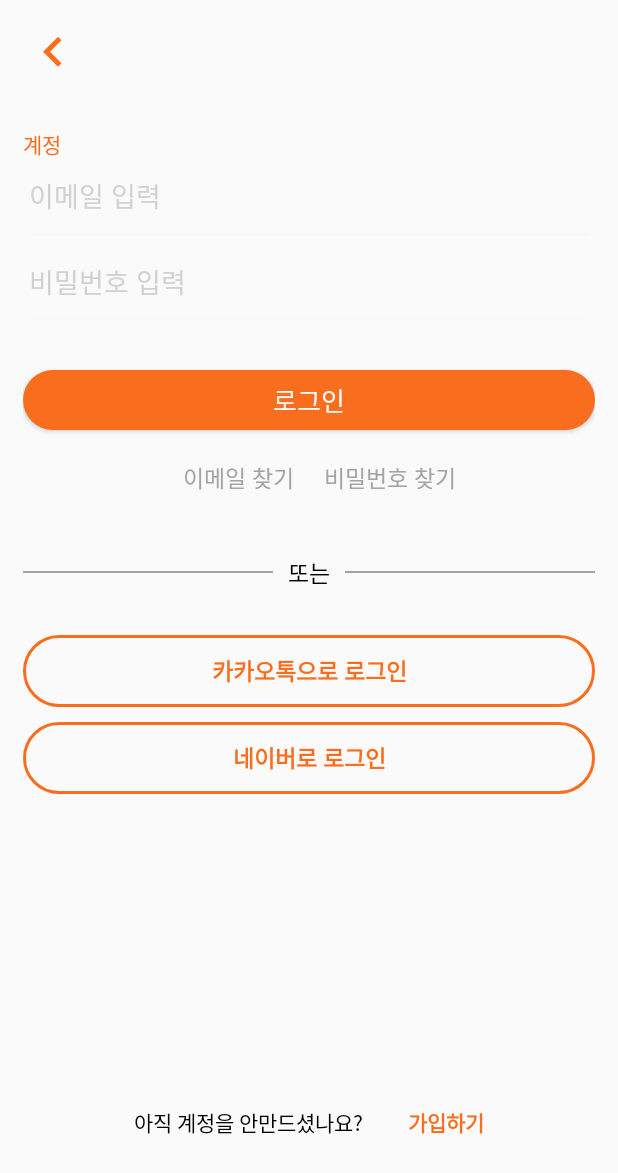
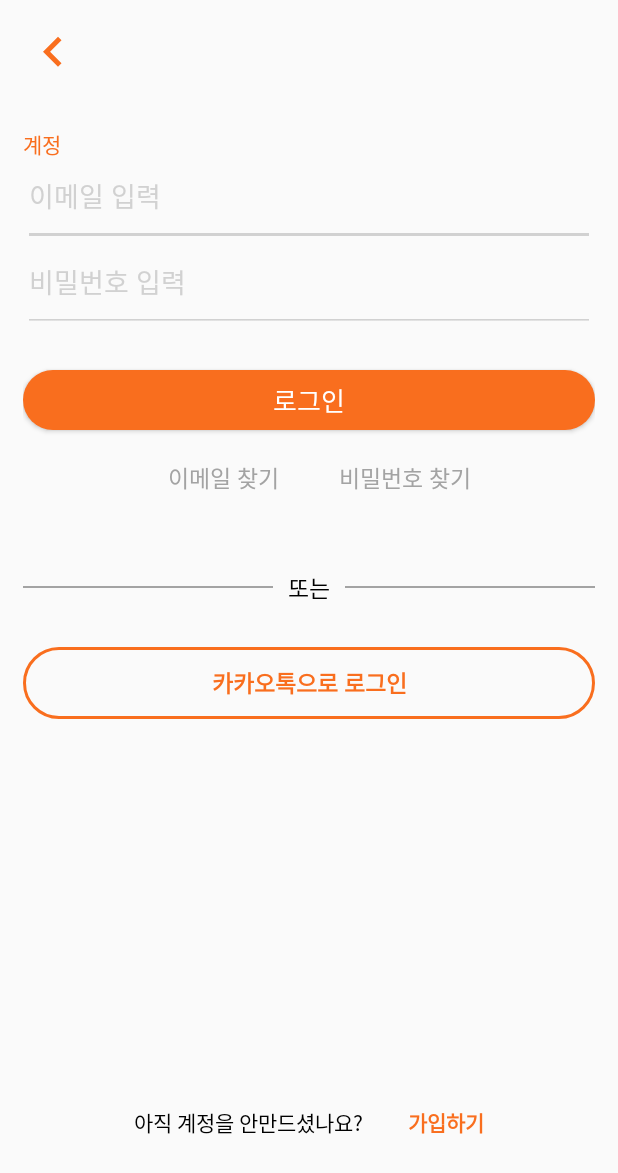
Before and after one commit to twkim8548/ulpomta_mock_android_neullee, an Android app: the screen it shows after launch (PalloSignInActivity), after a tap on "로그인", on a phone screen of 412 x 824 dp. Shown: the top 1173 px of the screen. Run offline under Robolectric (Android 15) with nearby library versions, the phone set to English and light mode, and no system bars.

Commit message:
neaulee - 0702 - PalloSignIn [commit]

```diff
--- a/Passion/app/src/main/AndroidManifest.xml
+++ b/Passion/app/src/main/AndroidManifest.xml
@@ -20,7 +20,7 @@
         <activity android:name=".src.SignIn.PalloMembershipMain.PalloMembersipMain"/>
         <activity android:name=".src.SignIn.PalloMembershipEmail.PalloMembershipEmailActivity" />
         <activity android:name=".src.SignIn.PalloFindPW.PalloFindPwActivity" />
-        <activity android:name=".src.Access.FragmentThree.statistics.AddGoalActivity" />
+        <activity android:name=".src.Access.FragmentHome.statistics.AddGoalActivity" />
         <activity android:name=".src.Access.FragmentMain.FragmentMainActivity" />
         <activity android:name=".src.SignIn.PalloSingIn.PalloSignInActivity" />
         <activity android:name=".src.SignIn.PalloMain.PalloMainActivity">
--- a/Passion/app/src/main/java/com/example/passion/src/Access/FragmentThree/FragThreeService.java
+++ b/Passion/app/src/main/java/com/example/passion/src/Access/FragmentHome/FragThreeService.java
@@ -1,6 +1,6 @@
-package com.example.passion.src.Access.FragmentThree;
+package com.example.passion.src.Access.FragmentHome;
 
-import com.example.passion.src.Access.FragmentThree.interfaces.FragThreeActivityView;
+import com.example.passion.src.Access.FragmentHome.interfaces.FragThreeActivityView;
 
 public class FragThreeService {
     private final FragThreeActivityView mFragThreeActivityView;
--- a/Passion/app/src/main/java/com/example/passion/src/Access/FragmentThree/interfaces/FragThreeActivityView.java
+++ b/Passion/app/src/main/java/com/example/passion/src/Access/FragmentHome/interfaces/FragThreeActivityView.java
@@ -1,4 +1,4 @@
-package com.example.passion.src.Access.FragmentThree.interfaces;
+package com.example.passion.src.Access.FragmentHome.interfaces;
 
 public interface FragThreeActivityView {
 
--- a/Passion/app/src/main/java/com/example/passion/src/Access/FragmentThree/interfaces/FragThreeRetrofitInterface.java
+++ b/Passion/app/src/main/java/com/example/passion/src/Access/FragmentHome/interfaces/FragThreeRetrofitInterface.java
@@ -1,6 +1,6 @@
-package com.example.passion.src.Access.FragmentThree.interfaces;
+package com.example.passion.src.Access.FragmentHome.interfaces;
 
-import com.example.passion.src.Access.FragmentThree.models.DefaultResponse;
+import com.example.passion.src.Access.FragmentHome.models.DefaultResponse;
 
 import okhttp3.RequestBody;
 import retrofit2.Call;
--- a/Passion/app/src/main/java/com/example/passion/src/Access/FragmentThree/models/DefaultResponse.java
+++ b/Passion/app/src/main/java/com/example/passion/src/Access/FragmentHome/models/DefaultResponse.java
@@ -1,4 +1,4 @@
-package com.example.passion.src.Access.FragmentThree.models;
+package com.example.passion.src.Access.FragmentHome.models;
 
 import com.google.gson.annotations.SerializedName;
 
--- a/Passion/app/src/main/java/com/example/passion/src/Access/FragmentThree/statistics/AddGoalActivity.java
+++ b/Passion/app/src/main/java/com/example/passion/src/Access/FragmentHome/statistics/AddGoalActivity.java
@@ -1,4 +1,4 @@
-package com.example.passion.src.Access.FragmentThree.statistics;
+package com.example.passion.src.Access.FragmentHome.statistics;
 
 import android.os.Bundle;
 import android.view.View;
@@ -38,7 +38,7 @@
 //            @Override
 //            public void onClick(View v) {
 //                mName = mContents.getText().toString();
-//                Intent intent = new Intent(AddGoalActivity.this, FragThreeActivity.class);
+//                Intent intent = new Intent(AddGoalActivity.this, FragHomeActivity.class);
 //                intent.putExtra("AddSubject",mName);
 //                startActivity(intent);
 //                finish();
@@ -56,7 +56,7 @@
                 Toast.makeText(this, "개발중입니다.", Toast.LENGTH_SHORT).show();
 //                  Fragment는 해당 onClick이 안됨
 //                mName = mContents.getText().toString();
-//                Intent intent = new Intent(AddGoalActivity.this, FragThreeActivity.class);
+//                Intent intent = new Intent(AddGoalActivity.this, FragHomeActivity.class);
 //                intent.putExtra("AddSubject",mName);
 //                startActivity(intent);
                 finish();
--- a/Passion/app/src/main/java/com/example/passion/src/Access/FragmentThree/statistics/MainAdapter.java
+++ b/Passion/app/src/main/java/com/example/passion/src/Access/FragmentHome/statistics/MainAdapter.java
@@ -1,4 +1,4 @@
-package com.example.passion.src.Access.FragmentThree.statistics;
+package com.example.passion.src.Access.FragmentHome.statistics;
 
 import android.view.LayoutInflater;
 import android.view.View;
--- a/Passion/app/src/main/java/com/example/passion/src/Access/FragmentThree/statistics/MainData.java
+++ b/Passion/app/src/main/java/com/example/passion/src/Access/FragmentHome/statistics/MainData.java
@@ -1,4 +1,4 @@
-package com.example.passion.src.Access.FragmentThree.statistics;
+package com.example.passion.src.Access.FragmentHome.statistics;
 
 public class MainData {
     private int ivPlay;
--- a/Passion/app/src/main/java/com/example/passion/src/Access/FragmentThree/statistics/OptionDialog.java
+++ b/Passion/app/src/main/java/com/example/passion/src/Access/FragmentHome/statistics/OptionDialog.java
@@ -1,4 +1,4 @@
-package com.example.passion.src.Access.FragmentThree.statistics;
+package com.example.passion.src.Access.FragmentHome.statistics;
 
 import android.app.Dialog;
 import android.content.Context;
--- a/Passion/app/src/main/java/com/example/passion/src/Access/FragmentThree/statistics/OptionDialogInDialog.java
+++ b/Passion/app/src/main/java/com/example/passion/src/Access/FragmentHome/statistics/OptionDialogInDialog.java
@@ -1,4 +1,4 @@
-package com.example.passion.src.Access.FragmentThree.statistics;
+package com.example.passion.src.Access.FragmentHome.statistics;
 
 import android.app.Dialog;
 import android.content.Context;
--- a/Passion/app/src/main/java/com/example/passion/src/SignIn/PalloMain/PalloMainActivity.java
+++ b/Passion/app/src/main/java/com/example/passion/src/SignIn/PalloMain/PalloMainActivity.java
@@ -5,6 +5,7 @@
 import android.view.View;
 import android.widget.Button;
 
+import androidx.appcompat.app.AlertDialog;
 import androidx.appcompat.app.AppCompatActivity;
 
 import com.example.passion.R;
--- a/Passion/app/src/main/java/com/example/passion/src/SignIn/PalloSingIn/PalloSignInActivity.java
+++ b/Passion/app/src/main/java/com/example/passion/src/SignIn/PalloSingIn/PalloSignInActivity.java
@@ -5,7 +5,9 @@
 import android.content.Intent;
 import android.os.Bundle;
 import android.view.View;
+import android.widget.Button;
 import android.widget.EditText;
+import android.widget.ImageView;
 import android.widget.TextView;
 import android.widget.Toast;
 
@@ -13,54 +15,63 @@
 import androidx.core.app.ActivityCompat;
 
 import com.example.passion.R;
+import com.example.passion.src.Access.FragmentMain.FragmentMainActivity;
 import com.example.passion.src.BaseActivity;
-import com.example.passion.src.Access.FragmentMain.FragmentMainActivity;
 import com.example.passion.src.SignIn.PalloFindPW.PalloFindPwActivity;
 import com.example.passion.src.SignIn.PalloMembershipEmail.PalloMembershipEmailActivity;
 import com.example.passion.src.SignIn.PalloSingIn.interfaces.PalloSignInActivityView;
 
 public class PalloSignInActivity extends BaseActivity implements PalloSignInActivityView, View.OnClickListener {
 
-    private EditText mEtEmail, mEtPW;
-    private String mStrEmail, mStrPW;
-    private PalloSignInService palloSignInService;//전역변수 m 붙이는 것 => 통일성
-    private TextView mFindPW, mFindEmail, mMembership; //전역변수가 아닌데 왜 전역변수를 했나? <수정필요
+    private EditText mEtEmail, mEtPW;//입력 : 이메일 / 비밀번호
+    private String mStrEmail, mStrPW;//저장 : 이메일 / 비밀번호
+    private PalloSignInService palloSignInService;//전역변수 : 서비스
 
+    private String mTitle = "이메일 찾기",
+            mHintContens = "닉네임을 입력하세요",
+            mCancel = "취소",
+            mCheck = "확인";
 
     @Override
     protected void onCreate(Bundle savedInstanceState) {
         super.onCreate(savedInstanceState);
-        setContentView(R.layout.activity_pallo_signi_in);
+        setContentView(R.layout.activity_pallo_sign_in);
         mEtEmail = findViewById(R.id.et_palloSign_enterEmail);
         mEtPW = findViewById(R.id.et_palloSign_enterPW);
-        mFindPW = findViewById(R.id.tv_palloSing_findPW);
-        mFindPW.setOnClickListener(this);
-        mFindEmail = findViewById(R.id.tv_palloSing_findEmail);
-        mFindEmail.setOnClickListener(this);
-        mMembership = findViewById(R.id.tv_palloSign_ToLogin);
-        mMembership.setOnClickListener(this);
-
-        palloSignInService = new PalloSignInService(this);
+        TextView mFindPW = findViewById(R.id.tv_palloSing_findPW);//비밀번호 찾기
+        mFindPW.setOnClickListener(this);//비밀번호 찾기
+        TextView mFindEmail = findViewById(R.id.tv_palloSing_findEmail);//이메일 찾기
+        mFindEmail.setOnClickListener(this);//이메일 찾기
+        TextView mMembership = findViewById(R.id.tv_palloSign_ToLogin);//가입하기
+        mMembership.setOnClickListener(this);//가입하기
+        ImageView btnBack = findViewById(R.id.iv_palloSign_keyboard_left);//< 버튼
+        btnBack.setOnClickListener(this);//< 버튼
+        Button btnLogin = findViewById(R.id.btn_palloSing_Login);//로그인 버튼
+        btnLogin.setOnClickListener(this);//로그인 버튼
+        palloSignInService = new PalloSignInService(this);//서비스 객체화
     }
 
+    //<설명> 네트워크 작업
     private void tryPostSignIn() {
         showProgressDialog();
         palloSignInService.postSingIn(mStrEmail, mStrPW);
     }
 
+    //<설명> 실패하면>
     @Override
     public void validateFailure(@Nullable String message) {
         hideProgressDialog();
         showCustomToast(message == null || message.isEmpty() ? getString(R.string.network_error) : message);
     }
 
+    //<설명> 성공화면
     @Override
     public void signInSuccess(boolean isSucess, String message) {//오타수정
         hideProgressDialog();
-        if (isSucess == true) {//isSuccess 자체가 boolean형태 <수정하기>
+        if (isSucess) {//<수정완료> isSucess = ture -> isSuccess 자체가 boolean형태
             Intent intent = new Intent(PalloSignInActivity.this, FragmentMainActivity.class);
             startActivity(intent);
-            overridePendingTransition(R.anim.fadein,R.anim.fadeout);
+            overridePendingTransition(R.anim.fadein, R.anim.fadeout);
             ActivityCompat.finishAffinity(PalloSignInActivity.this);
         } else {
             AlertDialog.Builder builder = new AlertDialog.Builder(this);
@@ -75,37 +86,59 @@
         }
     }
 
-    //클릭 기능을 나눌필요가 없어 보인다.
-    //SWITCH는 여러가지 기능을 넣지만 하나만 있다
-    public void customOnClick(View view) {
-        switch (view.getId()) {
+    //<설명> 클릭모음
+    @Override
+    public void onClick(View v) {
+        switch (v.getId()) {
+            //<기능> 로그인 버튼s
             case R.id.btn_palloSing_Login:
                 mStrEmail = mEtEmail.getText().toString();
                 mStrPW = mEtPW.getText().toString();
                 tryPostSignIn();
+                break;
+            //<기능> 비밀번호 찾기
+            case R.id.tv_palloSing_findPW:
+                Intent intent = new Intent(this, PalloFindPwActivity.class);
+                startActivity(intent);
+                overridePendingTransition(R.anim.fadein, R.anim.fadeout);
+                break;
+            //<기능> 이메일 찾기
+            //[미구현]
+            case R.id.tv_palloSing_findEmail:
+                AlertDialog.Builder builder = new AlertDialog.Builder(v.getContext());
+                builder.setTitle(mTitle).setMessage(mHintContens);
+                builder.setPositiveButton(mCheck, new DialogInterface.OnClickListener() {
+                    @Override
+                    public void onClick(DialogInterface dialog, int which) {
+                        Toast.makeText(PalloSignInActivity.this, "네트워크 통신을 해야합니다.", Toast.LENGTH_SHORT).show();
+                    }
+                });
+                builder.setNegativeButton(mCancel, new DialogInterface.OnClickListener() {
+                    @Override
+                    public void onClick(DialogInterface dialog, int which) {
+                        dialog.cancel();
+                    }
+                });
+                break;
+            //<기능> 가입하기
+            case R.id.tv_palloSign_ToLogin://스네이크 케이스 : 모두 소문자로 사용해야함
+                Intent intent1 = new Intent(this, PalloMembershipEmailActivity.class);
+                overridePendingTransition(R.anim.fadein, R.anim.fadeout);
+                startActivity(intent1);
+                //<기능> <- 버튼
+            case R.id.iv_palloSign_keyboard_left:
+                finish();
+                overridePendingTransition(R.anim.fadein, R.anim.fadeout);
                 break;
             default:
                 break;
         }
     }
 
+    //<기능> 핸드폰 < 클릭
     @Override
-    public void onClick(View v) {
-        switch (v.getId()) {
-            case R.id.tv_palloSing_findPW:
-                Intent intent = new Intent(this, PalloFindPwActivity.class);
-                overridePendingTransition(R.anim.fadein,R.anim.fadeout);
-                startActivity(intent);
-                break;
-            case R.id.tv_palloSing_findEmail:
-                Toast.makeText(this, "개발중", Toast.LENGTH_SHORT).show();
-                break;
-            case R.id.tv_palloSign_ToLogin://스네이크 케이스 : 모두 소문자로 사용해야함
-                Intent intent1 = new Intent(this, PalloMembershipEmailActivity.class);
-                overridePendingTransition(R.anim.fadein,R.anim.fadeout);
-                startActivity(intent1);
-            default:
-                break;
-        }
+    public void onBackPressed() {
+        super.onBackPressed();
+        overridePendingTransition(R.anim.fadein, R.anim.fadeout);//애니메이션
     }
 }
--- a/Passion/app/src/main/res/layout/activity_add_goal.xml
+++ b/Passion/app/src/main/res/layout/activity_add_goal.xml
@@ -5,7 +5,7 @@
     android:layout_width="match_parent"
     android:layout_height="match_parent"
     android:orientation="vertical"
-    tools:context=".src.Access.FragmentThree.statistics.AddGoalActivity">
+    tools:context=".src.Access.FragmentHome.statistics.AddGoalActivity">
 
     <LinearLayout
         android:layout_width="match_parent"
--- a/Passion/app/src/main/res/layout/activity_pallo_signi_in.xml
+++ b/Passion/app/src/main/res/layout/activity_pallo_sign_in.xml
@@ -36,7 +36,7 @@
             android:id="@+id/et_palloSign_enterEmail"
             android:layout_width="match_parent"
             android:layout_height="wrap_content"
-            android:backgroundTint="@color/coloLightGray"
+            android:backgroundTint="@color/coloMoreLightGray"
             android:hint="@string/enterEmail"
             android:lines="1"
             android:maxLines="1"
@@ -49,7 +49,7 @@
             android:id="@+id/et_palloSign_enterPW"
             android:layout_width="match_parent"
             android:layout_height="wrap_content"
-            android:backgroundTint="@color/coloLightGray"
+            android:backgroundTint="@color/coloMoreLightGray"
             android:hint="@string/enterPW"
             android:inputType="textPassword"
             android:lines="1"
@@ -66,7 +66,6 @@
         android:layout_height="40dp"
         android:layout_marginTop="25dp"
         android:background="@drawable/button_shape_orange"
-        android:onClick="customOnClick"
         android:text="@string/login"
         android:textColor="@color/colorWhite"
         android:textSize="17dp"
@@ -79,7 +78,7 @@
         android:id="@+id/layout_palloSign_Login"
         android:layout_width="match_parent"
         android:layout_height="wrap_content"
-        android:layout_marginTop="20dp"
+        android:layout_marginTop="10dp"
         android:gravity="center"
         android:orientation="horizontal"
         app:layout_constraintLeft_toLeftOf="parent"
@@ -93,6 +92,7 @@
             android:layout_marginHorizontal="10dp"
             android:layout_weight="1"
             android:gravity="right"
+            android:padding="10dp"
             android:text="@string/findEmail"
             android:textColor="@color/colorDarkGray"
             android:textSize="15dp" />
@@ -104,6 +104,7 @@
             android:layout_marginHorizontal="10dp"
             android:layout_weight="1"
             android:gravity="left"
+            android:padding="10dp"
             android:text="@string/findPW"
             android:textColor="@color/colorDarkGray"
             android:textSize="15dp" />
@@ -141,17 +142,25 @@
             android:background="@color/colorDarkGray" />
     </LinearLayout>
 
+
+    <LinearLayout
+        android:layout_width="match_parent"
+        android:layout_height="wrap_content"
+        android:orientation="horizontal"
+        app:layout_constraintTop_toBottomOf="@id/layout_palloSign_or">
+
         <Button
             android:id="@+id/btn_palloSing_Login_kakao"
             android:layout_width="match_parent"
             android:layout_height="wrap_content"
-        android:layout_marginTop="30dp"
+            android:layout_marginTop="28dp"
             android:background="@drawable/button_stroke"
             android:text="@string/kakaoLogin"
             android:textColor="@color/colorOrange"
             android:textSize="15dp"
             android:textStyle="bold"
-        app:layout_constraintTop_toBottomOf="@id/layout_palloSign_or" />
+            app:layout_constraintTop_toBottomOf="@id/layout_palloSign_or"
+            tools:layout_editor_absoluteX="15dp" />
 
         <Button
             android:id="@+id/btn_palloSing_Login_naver"
@@ -164,6 +173,9 @@
             android:textSize="15dp"
             android:textStyle="bold"
             app:layout_constraintTop_toBottomOf="@id/btn_palloSing_Login_kakao" />
+
+    </LinearLayout>
+
 
     <LinearLayout
         android:layout_width="match_parent"
```
Also changed, not shown: Passion/app/src/main/java/com/example/passion/src/Access/FragmentHome/FragHomeActivity.java (renamed from Passion/app/src/main/java/com/example/passion/src/Access/FragmentThree/FragThreeActivity.java, +5 -5 lines), Passion/app/src/main/java/com/example/passion/src/Access/FragmentMain/FragmentMainActivity.java (+6 -7 lines), Passion/app/src/main/java/com/example/passion/src/SignIn/PalloFindPW/PalloFindPwActivity.java (+67 -16 lines). Lines whose indentation alone changed are shown as unchanged.
